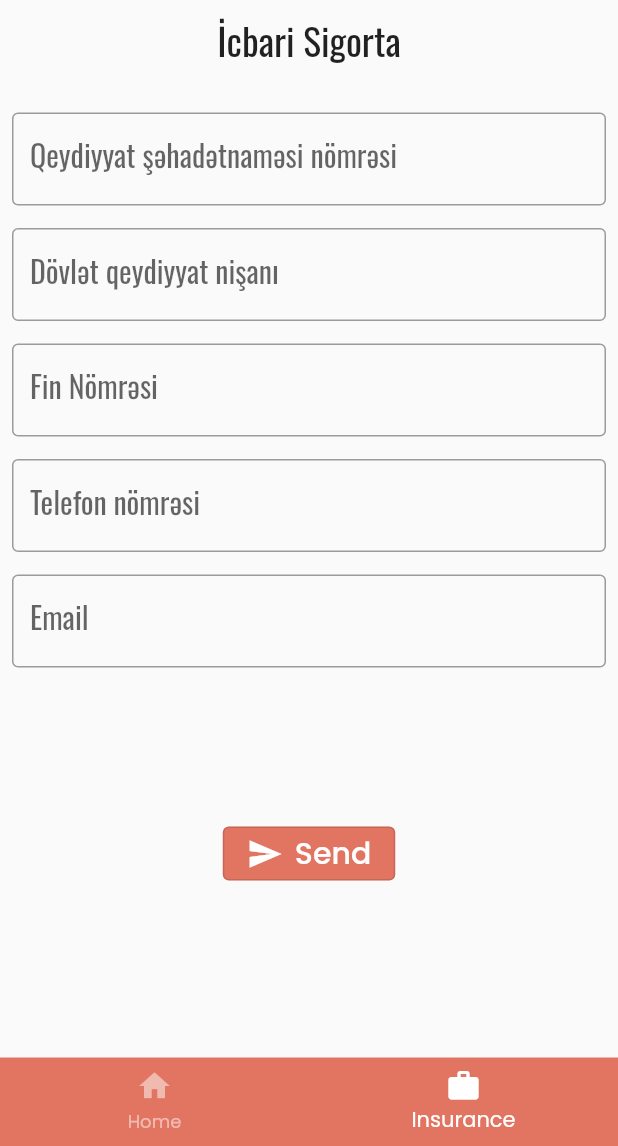
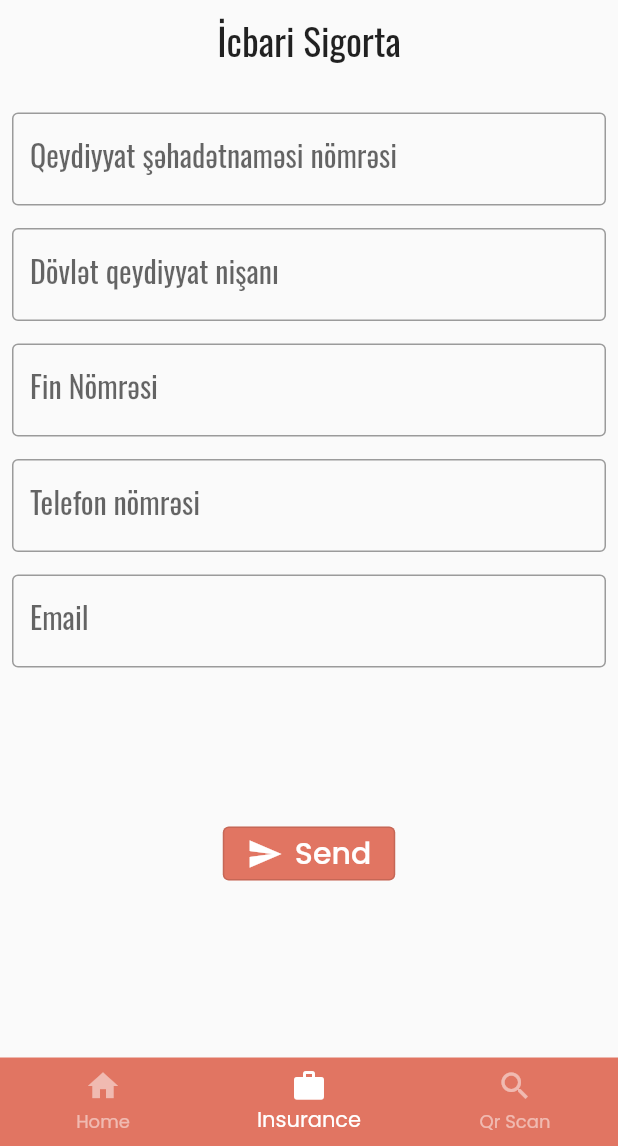
Before and after one commit to rabia-yucel/notify-master, a Flutter app: the screen it shows once a user with an empty profile is signed in, item 2 of the bottom bar chosen, on a phone screen of 412 x 824 dp, the part 90-1236 px from its top. Run offline on Flutter 3.47's test engine with Material 2 defaults, Android fonts, the phone set to English and light mode, and no system bars; our stand-ins replace cloud_firestore, country_code_picker, firebase_auth, firebase_core, firebase_messaging, fluttertoast and 6 more; missing offline and left inert: firebase_performance; accounts and stored records are empty.

Commit message:
add menu Qr Scan button

```diff
--- a/lib/models/dashboard_notification_model.dart
+++ b/lib/models/dashboard_notification_model.dart
@@ -9,6 +9,7 @@ class DashboardNotificationsModel {
   String messageText;
   bool isRead;
   bool isDeleted;
+ // int id;
 
   DashboardNotificationsModel({
     required this.messageId,
@@ -19,6 +20,7 @@ class DashboardNotificationsModel {
     required this.messageText,
     required this.isRead,
     required this.isDeleted,
+   // required this.id,
   });
 }
 
--- a/lib/pages/Insurance/InsurancePage.dart
+++ b/lib/pages/Insurance/InsurancePage.dart
@@ -1,5 +1,5 @@
 import 'package:flutter/material.dart';
-import 'package:notify/utils/constant.dart';
+
 
 
 import 'RealTimeDb/İnsertDb.dart';
--- a/lib/pages/Insurance/RealTimeDb/İnsertDb.dart
+++ b/lib/pages/Insurance/RealTimeDb/İnsertDb.dart
@@ -5,9 +5,10 @@ import 'package:cloud_firestore/cloud_firestore.dart';
 
 import 'package:flutter/material.dart';
 import 'package:google_fonts/google_fonts.dart';
-import 'package:notify/utils/constant.dart';
+
 import 'package:http/http.dart' as http;
 
+import '../../../utils/constant.dart';
 import '../PostModelRobee/DataPostModel.dart';
 import 'package:fluttertoast/fluttertoast.dart';
 
--- a/lib/pages/dashboard/HomePage.dart
+++ b/lib/pages/dashboard/HomePage.dart
@@ -107,6 +107,7 @@ class _HomePageState extends State<HomePage> {
 
             DashboardNotificationsModel dashboardNotificationsModel =
             DashboardNotificationsModel(
+             // id: docUN['id'],
               messageId: docUN['message_id'],
               avatar: docNM['avatar'],
               name: docNM['title'],
--- a/lib/pages/dashboard/MainPage.dart
+++ b/lib/pages/dashboard/MainPage.dart
@@ -1,7 +1,8 @@
 import 'package:flutter/material.dart';
-import 'package:notify/pages/Insurance/InsurancePage.dart';
-import 'package:notify/utils/constant.dart';
 
+import '../../utils/constant.dart';
+import '../Barcode/BarcodePage.dart';
+import '../Insurance/InsurancePage.dart';
 import 'HomePage.dart';
 
 class MainPage extends StatefulWidget {
@@ -15,7 +16,7 @@ class _MainPageState extends State<MainPage> {
   List pages =[
     const HomePage(),
     const InsurancePage(),
-    //const SearchPage(),
+    const BarcodePage(),
     //const MyPage(),
   ];
 
@@ -48,7 +49,7 @@ class _MainPageState extends State<MainPage> {
         items: const [
           BottomNavigationBarItem(label: ("Home") ,icon: Icon(Icons.home)),
           BottomNavigationBarItem(label: ("Insurance") ,icon: Icon(Icons.work)),
-          //BottomNavigationBarItem(label: ("Search") ,icon: Icon(Icons.search)),
+          BottomNavigationBarItem(label: ("Qr Scan") ,icon: Icon(Icons.search)),
           //BottomNavigationBarItem(label: ("MyPage") ,icon: Icon(Icons.person)),
         ],
       ),
--- a/lib/pages/splash.dart
+++ b/lib/pages/splash.dart
@@ -1,9 +1,11 @@
 import 'dart:async';
 
 import 'package:flutter/material.dart';
-import 'package:notify/pages/login.dart';
-import 'package:notify/utils/constant.dart';
+
 import 'package:shared_preferences/shared_preferences.dart';
+
+import '../utils/constant.dart';
+import 'login.dart';
 
 class Splash extends StatefulWidget {
   const Splash({Key? key}) : super(key: key);
--- a/lib/service/notification_data_manager.dart
+++ b/lib/service/notification_data_manager.dart
@@ -1,6 +1,7 @@
 import 'package:cloud_firestore/cloud_firestore.dart';
+import 'package:direct/service/session_data_manager.dart';
 import 'package:firebase_messaging/firebase_messaging.dart';
-import 'package:notify/service/session_data_manager.dart';
+
 
 class NotificationDataManager {
   static final NotificationDataManager _singleton = NotificationDataManager._internal();
--- a/lib/widgets/app_bar.dart
+++ b/lib/widgets/app_bar.dart
@@ -1,8 +1,10 @@
 import 'package:flutter/cupertino.dart';
 import 'package:flutter/material.dart';
 import 'package:get/get.dart';
-import 'package:notify/pages/settings/settings.dart';
-import 'package:notify/utils/constant.dart';
+
+import '../pages/settings/settings.dart';
+import '../utils/constant.dart';
+
 
 getAppBar(text) {
   return AppBar(
--- a/lib/widgets/inputwidget.dart
+++ b/lib/widgets/inputwidget.dart
@@ -1,6 +1,8 @@
 import 'package:flutter/material.dart';
 import 'package:flutter/services.dart';
-import 'package:notify/utils/constant.dart';
+
+import '../utils/constant.dart';
+
 
 Widget numberInput(hintText, TextEditingController controller) {
   return TextField(
--- a/lib/widgets/popups.dart
+++ b/lib/widgets/popups.dart
@@ -1,5 +1,7 @@
 import 'package:flutter/material.dart';
-import 'package:notify/utils/constant.dart';
+
+import '../utils/constant.dart';
+
 
 popUpText(BuildContext context, String popUpText) {
   showDialog(
--- a/lib/widgets/pressedwidget.dart
+++ b/lib/widgets/pressedwidget.dart
@@ -1,5 +1,7 @@
 import 'package:flutter/material.dart';
-import 'package:notify/utils/constant.dart';
+
+import '../utils/constant.dart';
+
 
 customButton(text, function) {
   return SizedBox(
```
Also changed, not shown: lib/main.dart (+5 -4 lines), lib/pages/dashboard/dashboard.dart (+6 -7 lines), lib/pages/login.dart (+6 -6 lines), lib/pages/otp_verification.dart (+6 -4 lines), lib/pages/settings/settings.dart (+4 -3 lines), pubspec.yaml (+7 -2 lines), pubspec.lock, 4 other files.
